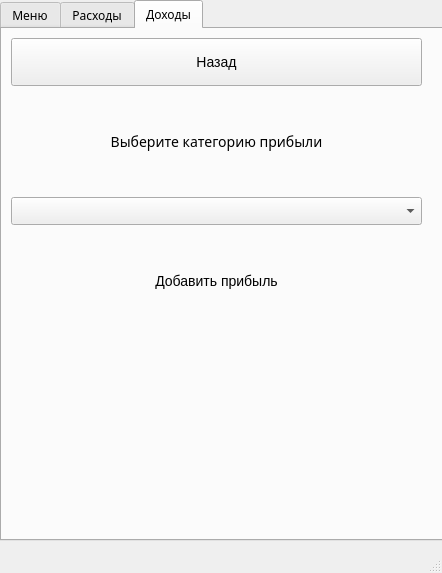
Before: the Qt Designer form mainwindow.ui in SIANotAlone/expanses, drawn with Qt 5.
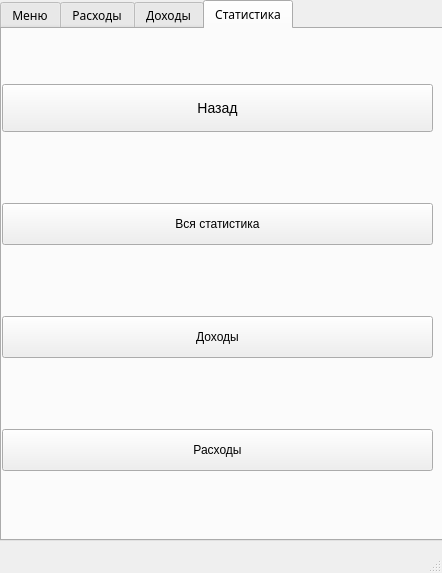
After: the same form once the commit is applied.

Commit message: add statistics tab and 3 statistics graphs (global expanses and income, expanses by categories and income by categories )

Patch:
```diff
--- a/mainwindow.ui
+++ b/mainwindow.ui
@@ -44,7 +44,7 @@
      <string notr="true"/>
     </property>
     <property name="currentIndex">
-     <number>2</number>
+     <number>3</number>
     </property>
     <widget class="QWidget" name="tab">
      <attribute name="title">
@@ -288,6 +288,67 @@
       </layout>
      </widget>
     </widget>
+    <widget class="QWidget" name="tab_4">
+     <attribute name="title">
+      <string>Статистика</string>
+     </attribute>
+     <widget class="QWidget" name="verticalLayoutWidget_4">
+      <property name="geometry">
+       <rect>
+        <x>0</x>
+        <y>0</y>
+        <width>431</width>
+        <height>501</height>
+       </rect>
+      </property>
+      <layout class="QVBoxLayout" name="verticalLayout_4">
+       <property name="sizeConstraint">
+        <enum>QLayout::SetDefaultConstraint</enum>
+       </property>
+       <item>
+        <widget class="QPushButton" name="stat_back">
+         <property name="styleSheet">
+          <string notr="true">background-color : &quot;red&quot;;
+font-size:14px;</string>
+         </property>
+         <property name="text">
+          <string>Назад</string>
+         </property>
+        </widget>
+       </item>
+       <item>
+        <widget class="QPushButton" name="all_stat">
+         <property name="styleSheet">
+          <string notr="true">margin-top:10px;</string>
+         </property>
+         <property name="text">
+          <string>Вся статистика</string>
+         </property>
+        </widget>
+       </item>
+       <item>
+        <widget class="QPushButton" name="inc_stat">
+         <property name="styleSheet">
+          <string notr="true">margin-top:10px;</string>
+         </property>
+         <property name="text">
+          <string>Доходы</string>
+         </property>
+        </widget>
+       </item>
+       <item>
+        <widget class="QPushButton" name="exp_stat">
+         <property name="styleSheet">
+          <string notr="true">margin-top:10px;</string>
+         </property>
+         <property name="text">
+          <string>Расходы</string>
+         </property>
+        </widget>
+       </item>
+      </layout>
+     </widget>
+    </widget>
    </widget>
   </widget>
   <widget class="QMenuBar" name="menubar">
```
Left out of the diff: 37 changed lines with no effect on the pictures. The commit also changes 1 other file.
